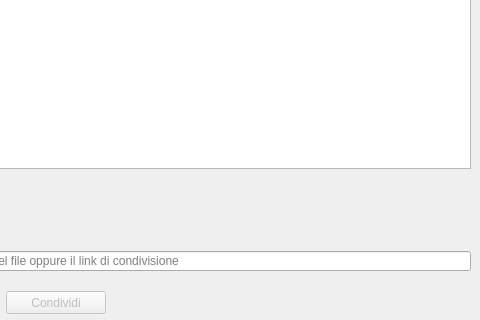
Above: client/src/ui/openfiledialog.ui from klaalk/klapklap before the change; both pictures show x 380 to 860 and y 87 to 407 of the 860 by 407 pixel window. Below: the same form after it.
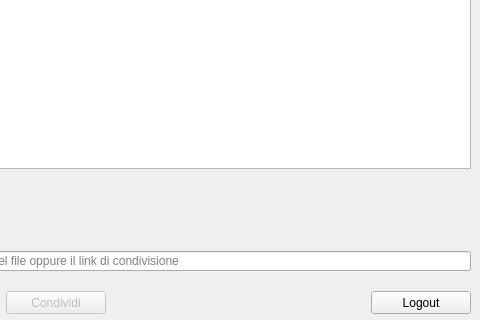
That is the form after the change.

Patch:
```diff
--- a/client/src/ui/openfiledialog.ui
+++ b/client/src/ui/openfiledialog.ui
@@ -502,6 +502,40 @@
           </property>
          </spacer>
         </item>
+        <item>
+         <widget class="QPushButton" name="LogoutButton">
+          <property name="enabled">
+           <bool>true</bool>
+          </property>
+          <property name="minimumSize">
+           <size>
+            <width>100</width>
+            <height>23</height>
+           </size>
+          </property>
+          <property name="maximumSize">
+           <size>
+            <width>100</width>
+            <height>23</height>
+           </size>
+          </property>
+          <property name="sizeIncrement">
+           <size>
+            <width>100</width>
+            <height>23</height>
+           </size>
+          </property>
+          <property name="cursor">
+           <cursorShape>PointingHandCursor</cursorShape>
+          </property>
+          <property name="text">
+           <string>Logout</string>
+          </property>
+          <property name="class" stdset="0">
+           <string>SecondaryBtn</string>
+          </property>
+         </widget>
+        </item>
        </layout>
       </item>
      </layout>
```
